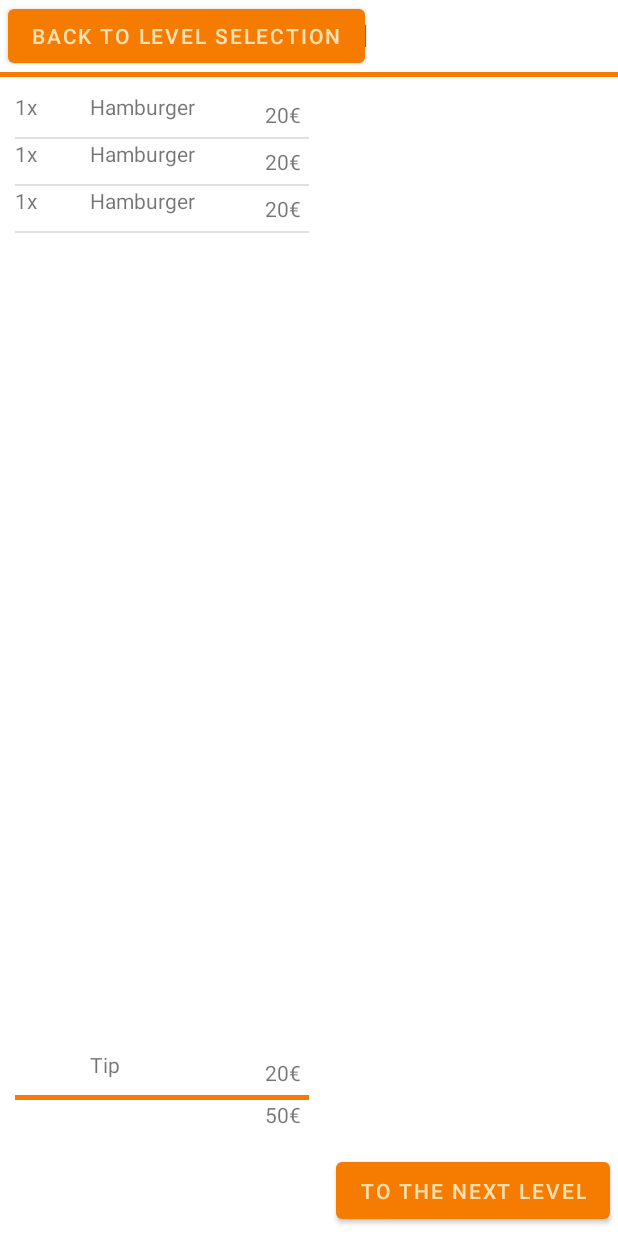
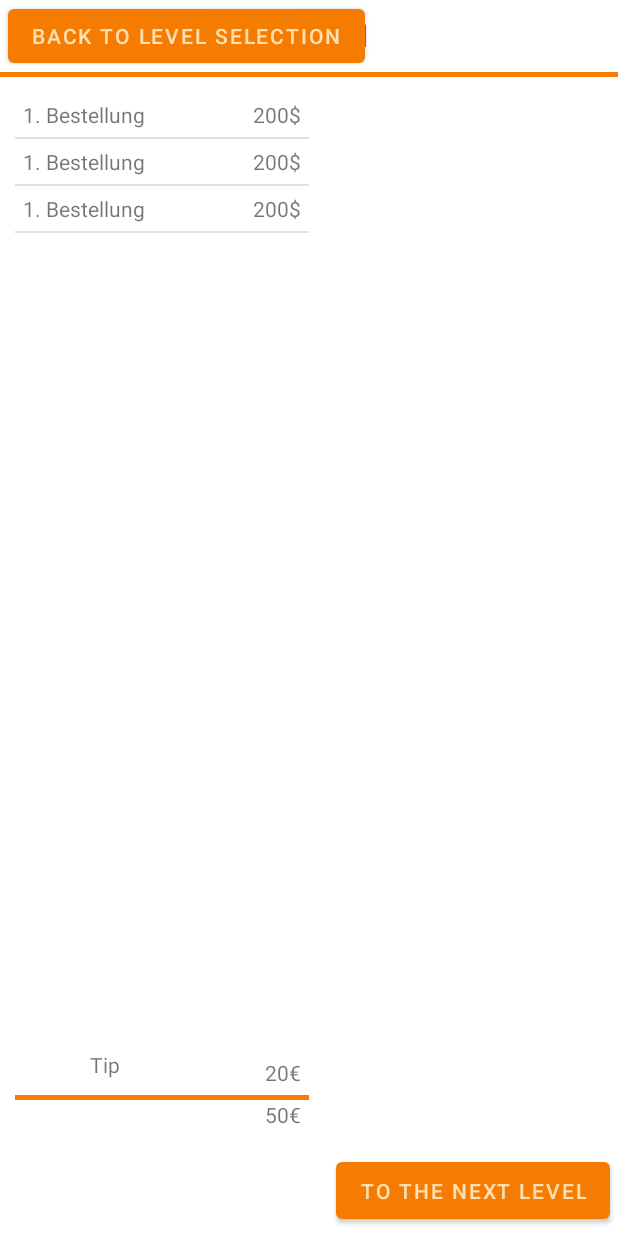
Before and after one commit to HSD-Puzzle/Puzzle, an Android app: the layout fragment_bill.xml on its own in the app's theme, with its tools: preview values and no code run, on a phone screen of 412 x 824 dp. Run offline under Robolectric (Android 15) with nearby library versions, the phone set to English and light mode, and no system bars.

Commit message:
moneyText

```diff
--- a/app/src/main/java/com/example/burger42/ArrayAdapter/BillItemAdapter.java
+++ b/app/src/main/java/com/example/burger42/ArrayAdapter/BillItemAdapter.java
@@ -34,8 +34,6 @@ public class BillItemAdapter extends ArrayAdapter<BillItem> {
         TextView amountTextView = (TextView) convertView.findViewById(R.id.billItem_amount);
         amountTextView.setText(currentItem.amount() + "x");
 
-        TextView titleTextView = (TextView) convertView.findViewById(R.id.billItem_title);
-        titleTextView.setText(currentItem.title());
 
         TextView totalValueTextView = (TextView) convertView.findViewById(R.id.billItem_totalValue);
         totalValueTextView.setText(currentItem.totalValue() + "€");
--- a/app/src/main/java/com/example/burger42/Fragments/BillFragment.java
+++ b/app/src/main/java/com/example/burger42/Fragments/BillFragment.java
@@ -33,7 +33,6 @@ public class BillFragment extends ParentFragment {
         listView = view.findViewById(R.id.levelBill_ListOfBillItems);
         billItemAdapter = new BillItemAdapter(mainActivity);
         listView.setAdapter(billItemAdapter);
-        billItemAdapter.add(new BillItem(10, "Pommes", 100));
         return view;
     }
 }
--- a/app/src/main/java/com/example/burger42/MainActivity.java
+++ b/app/src/main/java/com/example/burger42/MainActivity.java
@@ -25,7 +25,8 @@ public class MainActivity extends AppCompatActivity {
         super.onCreate(savedInstanceState);
 
         setContentView(R.layout.activity_main);
-        showFragment(new StartFragment(this), ActivityInfo.SCREEN_ORIENTATION_SENSOR_LANDSCAPE);
+        //showFragment(new StartFragment(this), ActivityInfo.SCREEN_ORIENTATION_SENSOR_LANDSCAPE);
+        showFragment(new BillFragment(this, null), ActivityInfo.SCREEN_ORIENTATION_SENSOR_LANDSCAPE);
         audioController = AudioController.getInstance(this);
         audioController.startMusic();
     }
--- a/app/src/main/res/layout/bill_item.xml
+++ b/app/src/main/res/layout/bill_item.xml
@@ -1,31 +1,31 @@
 <?xml version="1.0" encoding="utf-8"?>
 <RelativeLayout xmlns:android="http://schemas.android.com/apk/res/android"
+    xmlns:tools="http://schemas.android.com/tools"
     android:layout_width="match_parent"
-    android:layout_height="match_parent">
+    android:layout_height="wrap_content">
 
     <TextView
         android:id="@+id/billItem_amount"
         android:layout_width="wrap_content"
         android:layout_height="wrap_content"
-        android:text="1x" />
-
-    <TextView
-        android:id="@+id/billItem_title"
-        android:layout_width="wrap_content"
-        android:layout_height="wrap_content"
-        android:layout_marginStart="50sp"
-        android:text="Hamburger" />
+        android:layout_marginStart="5dp"
+        android:layout_marginTop="5dp"
+        android:layout_marginEnd="5dp"
+        android:layout_marginBottom="5dp"
+        android:text="1. Bestellung" />
 
     <TextView
         android:id="@+id/billItem_totalValue"
         android:layout_width="wrap_content"
         android:layout_height="wrap_content"
         android:layout_alignParentEnd="true"
-        android:layout_marginStart="5dp"
-        android:layout_marginTop="5dp"
-        android:layout_marginEnd="5dp"
-        android:layout_marginBottom="5dp"
-        android:text="20€" />
+        android:layout_margin="5dp"
+        android:text="200$" />
 
+    <ListView
+        android:layout_width="match_parent"
+        android:layout_height="wrap_content"
+        android:layout_below="@id/billItem_totalValue"
+        tools:listitem="@layout/detailsbill_item" />
 
 </RelativeLayout>
```
Also changed, not shown: app/src/main/java/com/example/burger42/ArrayAdapter/BillOrderItemAdapter.java (added, +49 -0 lines), app/src/main/java/com/example/burger42/Game/UI/Scaffolding/RestaurantFragment.java (+12 -2 lines), app/src/main/java/com/example/burger42/Item/BillOrderItem.java (+16 -0 lines), app/src/main/res/layout/detailsbill_item.xml (added, +54 -0 lines).
